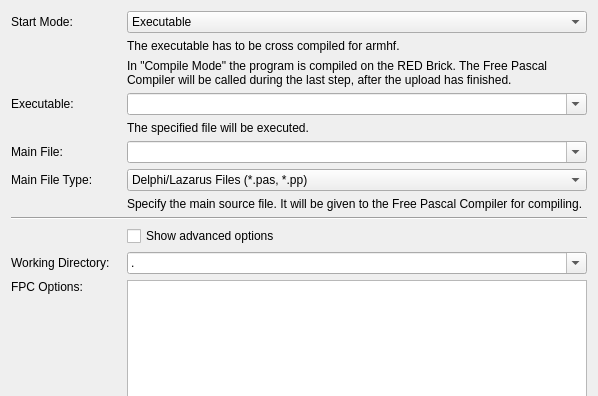
Tinkerforge/brickv, file src/brickv/plugin_system/plugins/red/ui/program_page_delphi.ui: the form before one commit; both pictures show x 0 to 598 and y 0 to 396 of the 598 by 767 pixel window.
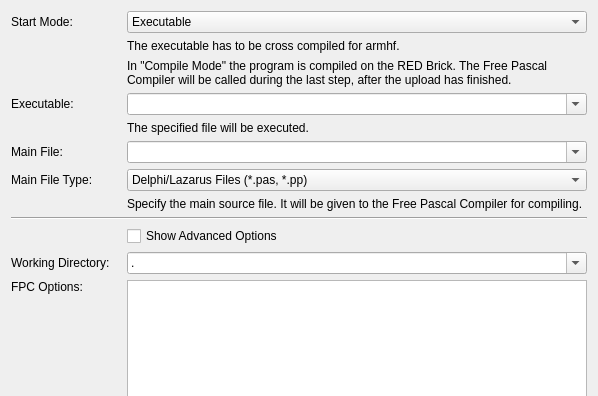
The form after the commit. Custom widgets are drawn as their Qt base class.

What changed in the file:
```diff
--- a/src/brickv/plugin_system/plugins/red/ui/program_page_delphi.ui
+++ b/src/brickv/plugin_system/plugins/red/ui/program_page_delphi.ui
@@ -19,7 +19,7 @@
      <item row="9" column="1" colspan="4">
       <widget class="QCheckBox" name="check_show_advanced_options">
        <property name="text">
-        <string>Show advanced options</string>
+        <string>Show Advanced Options</string>
        </property>
       </widget>
      </item>
```
